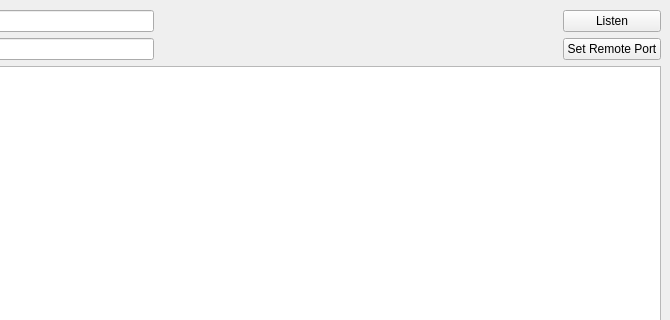
The window that testtask/mainwindow.ui (Wirena/766_test_task) describes before a commit, drawn with Qt 5; both pictures show x 130 to 800 and y 0 to 320 of the 800 by 600 pixel window.
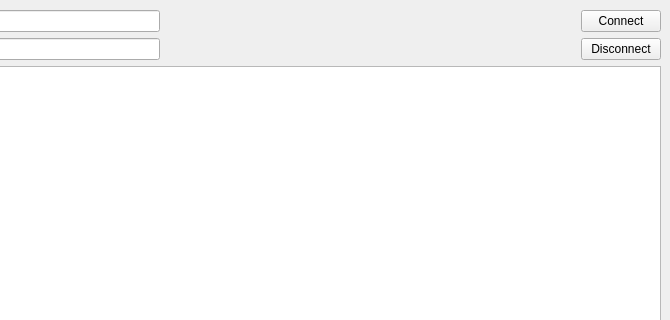
The same window after the commit.

Commit message: Add disconnect function

```diff
--- a/testtask/mainwindow.ui
+++ b/testtask/mainwindow.ui
@@ -34,9 +34,9 @@
         </widget>
        </item>
        <item row="1" column="5">
-        <widget class="QPushButton" name="connectButton">
+        <widget class="QPushButton" name="disconnectButton">
          <property name="text">
-          <string>Set Remote Port</string>
+          <string>Disconnect</string>
          </property>
         </widget>
        </item>
@@ -117,9 +117,9 @@
         </spacer>
        </item>
        <item row="0" column="5">
-        <widget class="QPushButton" name="listenButton">
+        <widget class="QPushButton" name="connectButton">
          <property name="text">
-          <string>Listen</string>
+          <string>Connect</string>
          </property>
         </widget>
        </item>
```
The commit also changes 4 other files.
